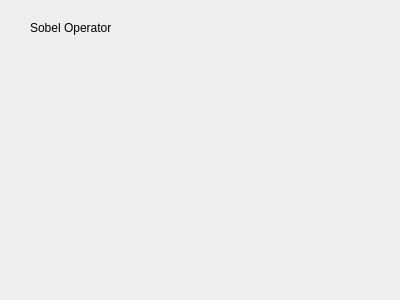
This is sobel_tab.ui in SebLeh/IAI as Qt 5 draws it before an edit. The edited form follows.
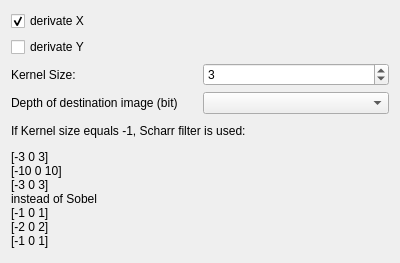
This is the edited form.

Commit message: implemented sobel, laplace and canny

```diff
--- a/sobel_tab.ui
+++ b/sobel_tab.ui
@@ -7,25 +7,71 @@
     <x>0</x>
     <y>0</y>
     <width>400</width>
-    <height>300</height>
+    <height>263</height>
    </rect>
   </property>
   <property name="windowTitle">
    <string>Form</string>
   </property>
-  <widget class="QLabel" name="label">
-   <property name="geometry">
-    <rect>
-     <x>30</x>
-     <y>20</y>
-     <width>81</width>
-     <height>16</height>
-    </rect>
-   </property>
-   <property name="text">
-    <string>Sobel Operator</string>
-   </property>
-  </widget>
+  <layout class="QGridLayout" name="gridLayout">
+   <item row="4" column="0" colspan="2">
+    <widget class="QLabel" name="label_2">
+     <property name="text">
+      <string>&lt;html&gt;&lt;head/&gt;&lt;body&gt;&lt;p&gt;If Kernel size equals -1, Scharr filter is used:&lt;/p&gt;&lt;p&gt;[-3 0 3] &lt;br/&gt;[-10 0 10] &lt;br/&gt;[-3 0 3]&lt;br/&gt;instead of Sobel&lt;br/&gt;[-1 0 1]&lt;br/&gt;[-2 0 2]&lt;br/&gt;[-1 0 1]&lt;/p&gt;&lt;/body&gt;&lt;/html&gt;</string>
+     </property>
+    </widget>
+   </item>
+   <item row="1" column="0">
+    <widget class="QCheckBox" name="dY">
+     <property name="text">
+      <string>derivate Y</string>
+     </property>
+    </widget>
+   </item>
+   <item row="0" column="0">
+    <widget class="QCheckBox" name="dX">
+     <property name="text">
+      <string>derivate X</string>
+     </property>
+     <property name="checked">
+      <bool>true</bool>
+     </property>
+    </widget>
+   </item>
+   <item row="2" column="0">
+    <widget class="QLabel" name="label">
+     <property name="text">
+      <string>Kernel Size:</string>
+     </property>
+    </widget>
+   </item>
+   <item row="2" column="1">
+    <widget class="QSpinBox" name="size">
+     <property name="minimum">
+      <number>-1</number>
+     </property>
+     <property name="maximum">
+      <number>7</number>
+     </property>
+     <property name="singleStep">
+      <number>2</number>
+     </property>
+     <property name="value">
+      <number>3</number>
+     </property>
+    </widget>
+   </item>
+   <item row="3" column="0">
+    <widget class="QLabel" name="label_3">
+     <property name="text">
+      <string>Depth of destination image (bit)</string>
+     </property>
+    </widget>
+   </item>
+   <item row="3" column="1">
+    <widget class="QComboBox" name="depth"/>
+   </item>
+  </layout>
  </widget>
  <resources/>
  <connections/>
```
The commit also changes 30 other files.
